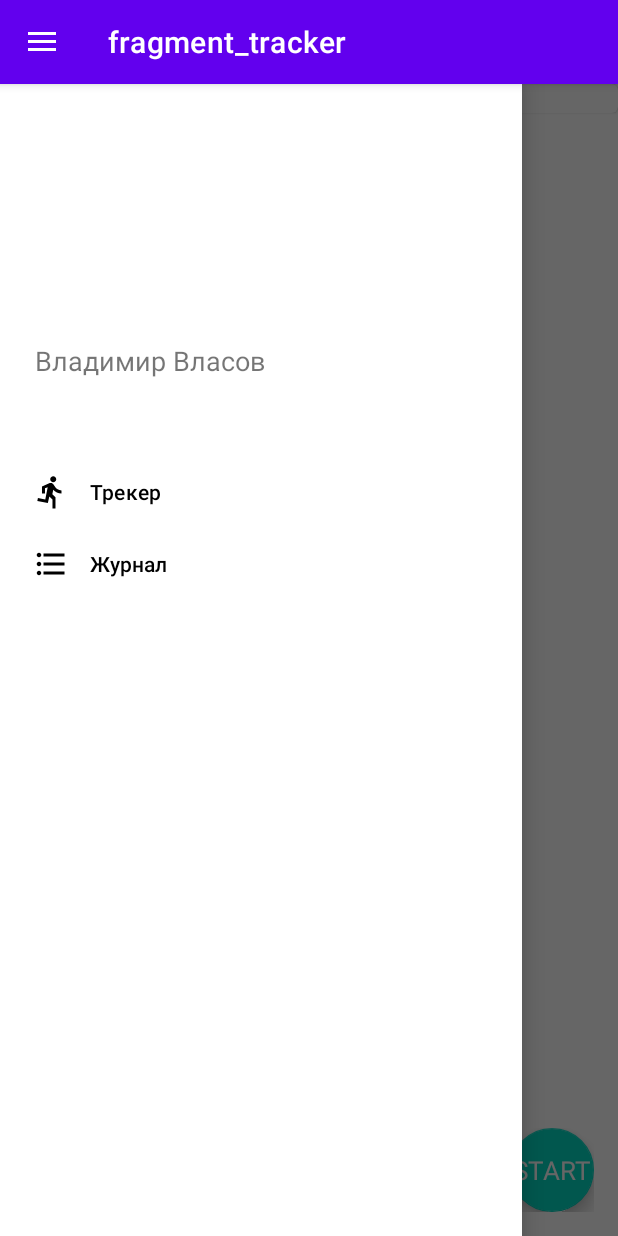
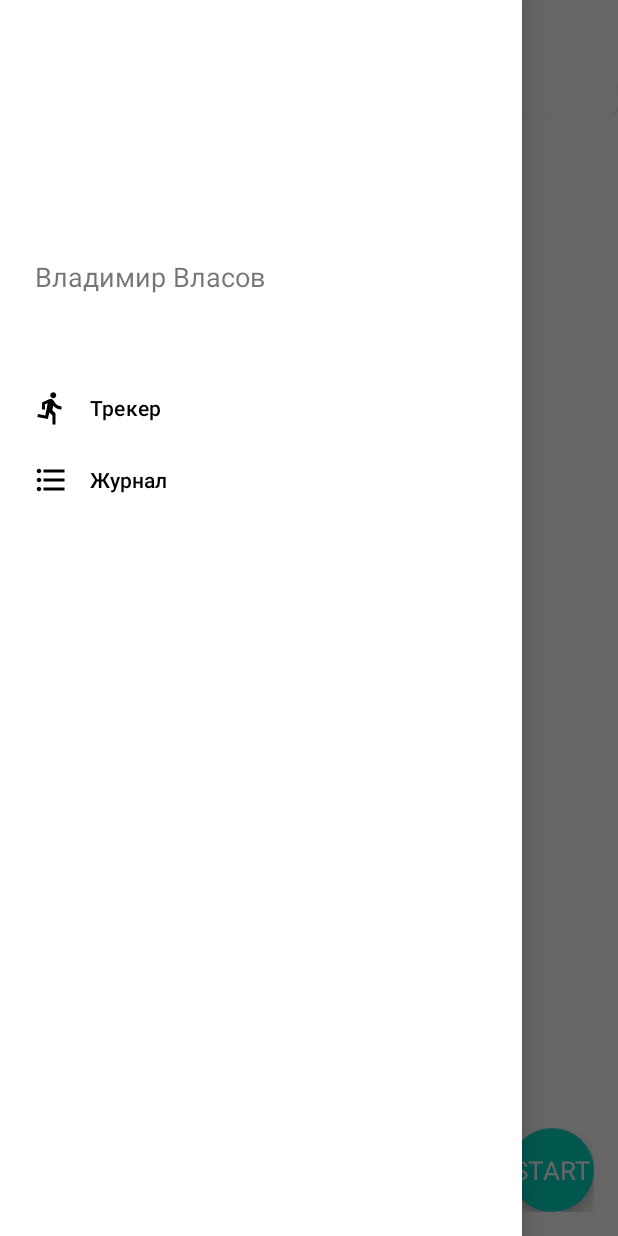
Before and after one commit to artezio-labs/SportTracker, an Android app: the screen it shows after launch (MainActivity), with the side drawer open, on a phone screen of 412 x 824 dp. Run offline under Robolectric (Android 15) with nearby library versions, the phone set to English and light mode, and no system bars; our stand-ins replace Dagger/Hilt's generated code, navigation-ui; libraries missing offline, so code that uses them is left out: pub.devrel.easypermissions; 2 statements that could not run were skipped.

Commit message:
Fixed navigation drawer

```diff
--- a/app/src/main/AndroidManifest.xml
+++ b/app/src/main/AndroidManifest.xml
@@ -27,7 +27,8 @@
         <activity
             android:name=".presentation.MainActivity"
             android:exported="true"
-            android:screenOrientation="portrait">
+            android:screenOrientation="portrait"
+            android:theme="@style/Theme.SportTracker.NoActionBar">
             <intent-filter>
                 <action android:name="android.intent.action.MAIN" />
 
--- a/app/src/main/java/com/artezio/sporttracker/presentation/MainActivity.kt
+++ b/app/src/main/java/com/artezio/sporttracker/presentation/MainActivity.kt
@@ -6,15 +6,13 @@ import android.content.Context
 import android.content.Intent
 import android.content.IntentFilter
 import android.os.Build
+import android.os.Bundle
 import androidx.appcompat.app.AppCompatActivity
-import android.os.Bundle
 import androidx.core.view.GravityCompat
-import androidx.navigation.Navigation
-import androidx.navigation.ui.NavigationUI
-import androidx.navigation.ui.setupWithNavController
+import androidx.navigation.fragment.NavHostFragment
+import androidx.navigation.ui.*
 import com.artezio.sporttracker.R
 import com.artezio.sporttracker.databinding.ActivityMainBinding
-import com.artezio.sporttracker.presentation.tracker.TrackerFragment
 import dagger.hilt.android.AndroidEntryPoint
 import pub.devrel.easypermissions.EasyPermissions
 
@@ -26,7 +24,16 @@ class MainActivity : AppCompatActivity() {
     }
 
     private val navController by lazy {
-        Navigation.findNavController(this, R.id.fragmentContainerView)
+        val navHostFragment =
+            supportFragmentManager.findFragmentById(R.id.fragmentContainerView) as NavHostFragment
+        navHostFragment.navController
+    }
+
+    private val appBarConfiguration: AppBarConfiguration by lazy {
+        AppBarConfiguration(
+            setOf(R.id.trackerFragment, R.id.mainFragment),
+            binding.drawerLayout
+        )
     }
 
     private var data: Int? = 0
@@ -45,6 +52,9 @@ class MainActivity : AppCompatActivity() {
         requestLocationPermissions()
         requestPedometerPermissions()
 
+        setSupportActionBar(binding.toolbar)
+        setupActionBarWithNavController(navController, appBarConfiguration)
+
         setupDrawerLayout()
 
 //        supportFragmentManager.beginTransaction().apply {
@@ -61,6 +71,10 @@ class MainActivity : AppCompatActivity() {
         } else {
             super.onBackPressed()
         }
+    }
+
+    override fun onSupportNavigateUp(): Boolean {
+        return navController.navigateUp(appBarConfiguration) || super.onSupportNavigateUp()
     }
 
     override fun onNavigateUp(): Boolean {
--- a/app/src/main/java/com/artezio/sporttracker/presentation/tracker/TrackerFragment.kt
+++ b/app/src/main/java/com/artezio/sporttracker/presentation/tracker/TrackerFragment.kt
@@ -40,9 +40,6 @@ class TrackerFragment : BaseFragment<FragmentTrackerBinding>(), OnMapReadyCallba
     private val viewModel: TrackerViewModel by viewModels()
 
     private lateinit var googleMap: GoogleMap
-
-    @Inject
-    lateinit var prefsManager: PrefsManager
 
     private var isServiceRunning = false
 
--- a/app/src/main/res/layout/activity_main.xml
+++ b/app/src/main/res/layout/activity_main.xml
@@ -7,13 +7,36 @@
     android:layout_height="match_parent"
     tools:context=".presentation.MainActivity">
 
-    <fragment
-        android:id="@+id/fragmentContainerView"
-        android:name="androidx.navigation.fragment.NavHostFragment"
+    <androidx.constraintlayout.widget.ConstraintLayout
         android:layout_width="match_parent"
-        android:layout_height="match_parent"
-        app:defaultNavHost="true"
-        app:navGraph="@navigation/app_nav"/>
+        android:layout_height="match_parent">
+
+        <androidx.appcompat.widget.Toolbar
+            android:id="@+id/toolbar"
+            android:layout_width="match_parent"
+            android:layout_height="wrap_content"
+            android:theme="@style/ThemeOverlay.AppCompat.Dark.ActionBar"
+            app:layout_constraintEnd_toEndOf="parent"
+            app:layout_constraintHorizontal_bias="0.5"
+            app:layout_constraintStart_toStartOf="parent"
+            app:layout_constraintTop_toTopOf="parent"
+            app:popupTheme="@style/ThemeOverlay.AppCompat.Light" />
+
+        <androidx.fragment.app.FragmentContainerView
+            android:id="@+id/fragmentContainerView"
+            android:name="androidx.navigation.fragment.NavHostFragment"
+            android:layout_width="match_parent"
+            android:layout_height="0dp"
+            app:defaultNavHost="true"
+            app:layout_constraintBottom_toBottomOf="parent"
+            app:layout_constraintEnd_toEndOf="parent"
+            app:layout_constraintHorizontal_bias="0.5"
+            app:layout_constraintStart_toStartOf="parent"
+            app:layout_constraintTop_toBottomOf="@+id/toolbar"
+            app:navGraph="@navigation/app_nav" />
+
+    </androidx.constraintlayout.widget.ConstraintLayout>
+
 
     <com.google.android.material.navigation.NavigationView
         android:id="@+id/navigationView"
--- a/app/src/main/res/values/themes.xml
+++ b/app/src/main/res/values/themes.xml
@@ -13,4 +13,9 @@
         <item name="android:statusBarColor" tools:targetApi="l">?attr/colorPrimaryVariant</item>
         <!-- Customize your theme here. -->
     </style>
+
+    <style name="Theme.SportTracker.NoActionBar">
+        <item name="windowActionBar">false</item>
+        <item name="windowNoTitle">true</item>
+    </style>
 </resources>
```
